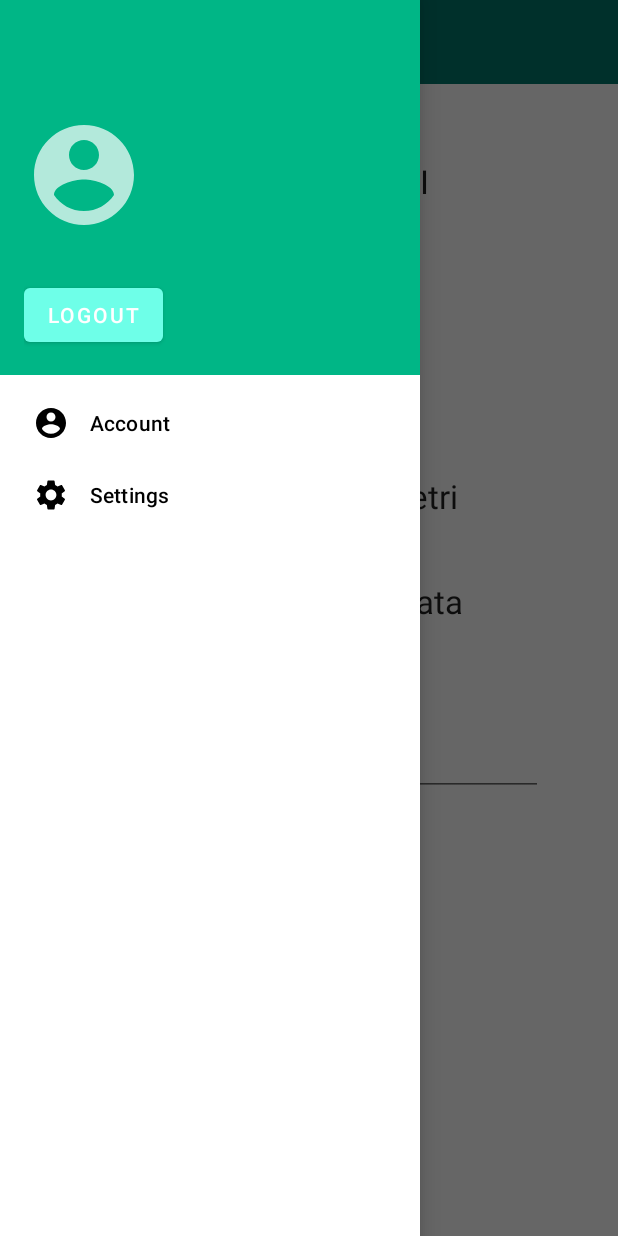
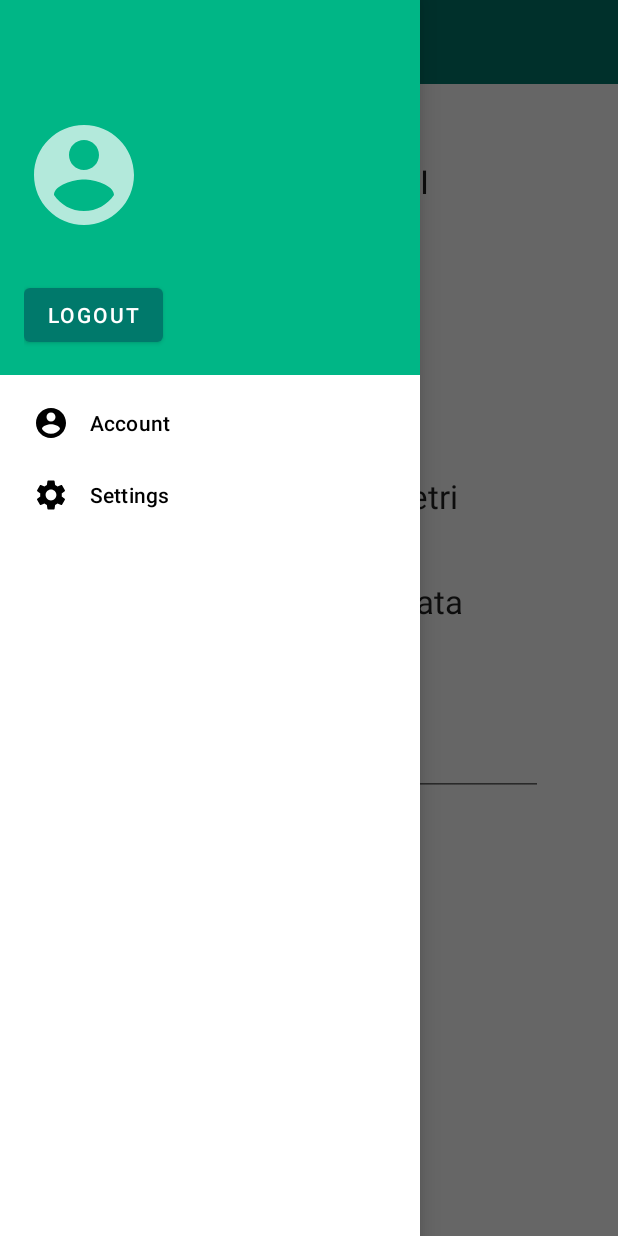
Before and after one commit to xandreax/RefuelApp, an Android app: the AddRefuelFragment screen opened through its navigation route, with the side drawer open, on a phone screen of 412 x 824 dp. Run offline under Robolectric (Android 15) with nearby library versions, the light colour scheme and no system bars; our stand-ins replace Firebase (no records; nobody signed in at launch, a user with empty details on screens opened directly), Room's generated code, Volley, navigation-ui, paging; libraries missing offline, so code that uses them is left out: com.github.mikephil.charting, com.opencsv.bean, com.opencsv.exceptions; 6 statements that could not run were skipped.

Commit message:
Final Release

```diff
--- a/app/src/main/res/layout/add_refuels_item_fragment.xml
+++ b/app/src/main/res/layout/add_refuels_item_fragment.xml
@@ -1,35 +1,38 @@
 <?xml version="1.0" encoding="utf-8"?>
-<RelativeLayout xmlns:android="http://schemas.android.com/apk/res/android"
-    xmlns:app="http://schemas.android.com/apk/res-auto"
+<ScrollView xmlns:android="http://schemas.android.com/apk/res/android"
+    android:layout_width="fill_parent"
+    android:layout_height="fill_parent">
+
+    <RelativeLayout xmlns:app="http://schemas.android.com/apk/res-auto"
         xmlns:tools="http://schemas.android.com/tools"
         android:layout_width="match_parent"
-    android:layout_height="match_parent"
-    tools:context="dia.units.refuelapp.AddRefuelFragment"
+        android:layout_height="wrap_content"
         android:layout_margin="20dp"
-    android:orientation="vertical">
+        android:orientation="vertical"
+        tools:context="dia.units.refuelapp.AddRefuelFragment">
 
         <LinearLayout
-        android:layout_marginTop="20dp"
             android:id="@+id/add_item_litri_container"
             android:layout_width="match_parent"
             android:layout_height="wrap_content"
+            android:layout_marginTop="20dp"
             android:gravity="center"
             android:orientation="horizontal">
 
             <com.google.android.material.textfield.TextInputEditText
+                android:id="@+id/et_add_liters"
                 android:layout_width="100dp"
                 android:layout_height="wrap_content"
-            android:id="@+id/et_add_liters"
                 android:gravity="center"
-            android:textAppearance="@style/TextAppearance.AppCompat.Large"
-            android:inputType="numberDecimal"/>
+                android:inputType="numberDecimal"
+                android:textAppearance="@style/TextAppearance.AppCompat.Large" />
 
             <TextView
                 android:layout_width="wrap_content"
                 android:layout_height="wrap_content"
                 android:layout_marginStart="10dp"
-            android:text="LITRI"
-            android:textAppearance="@style/TextAppearance.AppCompat.Large"/>
+                android:text="@string/LITRI"
+                android:textAppearance="@style/TextAppearance.AppCompat.Large" />
 
         </LinearLayout>
 
@@ -55,129 +58,129 @@
                 android:layout_height="wrap_content"
                 android:layout_marginStart="30dp"
                 android:text="€"
-            android:textAppearance="@style/TextAppearance.AppCompat.Large"/>
+                android:textAppearance="@style/TextAppearance.AppCompat.Large" />
 
         </LinearLayout>
 
         <LinearLayout
+            android:id="@+id/add_item_pricebyliter_container"
             android:layout_width="match_parent"
             android:layout_height="wrap_content"
-        android:id="@+id/add_item_pricebyliter_container"
+            android:layout_below="@id/add_item_money_container"
             android:layout_marginTop="20dp"
             android:gravity="center"
-        android:layout_below="@id/add_item_money_container"
             android:orientation="horizontal">
 
             <com.google.android.material.textfield.TextInputEditText
+                android:id="@+id/et_add_priceliter"
                 android:layout_width="100dp"
                 android:layout_height="wrap_content"
                 android:gravity="center"
-            android:id="@+id/et_add_priceliter"
-            android:textAppearance="@style/TextAppearance.AppCompat.Large"
-            android:inputType="numberDecimal"/>
+                android:inputType="numberDecimal"
+                android:textAppearance="@style/TextAppearance.AppCompat.Large" />
 
             <TextView
                 android:layout_width="wrap_content"
                 android:layout_height="wrap_content"
+                android:layout_marginStart="20dp"
                 android:text="€/l"
-            android:layout_marginStart="20dp"
-            android:textAppearance="@style/TextAppearance.AppCompat.Large"/>
+                android:textAppearance="@style/TextAppearance.AppCompat.Large" />
 
 
         </LinearLayout>
 
         <LinearLayout
+            android:id="@+id/add_item_kilometers_container"
             android:layout_width="match_parent"
             android:layout_height="wrap_content"
-        android:id="@+id/add_item_kilometers_container"
+            android:layout_below="@id/add_item_pricebyliter_container"
             android:layout_marginTop="20dp"
             android:gravity="center"
-        android:layout_below="@id/add_item_pricebyliter_container"
             android:orientation="horizontal">
 
             <com.google.android.material.textfield.TextInputEditText
+                android:id="@+id/et_add_km"
                 android:layout_width="100dp"
                 android:layout_height="wrap_content"
                 android:gravity="center"
-            android:id="@+id/et_add_km"
-            android:textAppearance="@style/TextAppearance.AppCompat.Large"
-            android:inputType="numberDecimal" />
+                android:inputType="numberDecimal"
+                android:textAppearance="@style/TextAppearance.AppCompat.Large" />
 
             <TextView
                 android:layout_width="wrap_content"
                 android:layout_height="wrap_content"
-            android:text="Kilometri"
                 android:layout_marginStart="10dp"
-            android:textAppearance="@style/TextAppearance.AppCompat.Large"/>
+                android:text="@string/kilometri"
+                android:textAppearance="@style/TextAppearance.AppCompat.Large" />
 
 
         </LinearLayout>
 
         <LinearLayout
+            android:id="@+id/add_item_date_container"
             android:layout_width="match_parent"
             android:layout_height="wrap_content"
-        android:id="@+id/add_item_date_container"
+            android:layout_below="@id/add_item_kilometers_container"
             android:layout_marginTop="20dp"
             android:gravity="center"
-        android:layout_below="@id/add_item_kilometers_container"
             android:orientation="horizontal">
 
             <com.google.android.material.textfield.TextInputEditText
+                android:id="@+id/et_add_date"
                 android:layout_width="150dp"
                 android:layout_height="wrap_content"
-            android:gravity="center"
-            android:id="@+id/et_add_date"
-            android:textAppearance="@style/TextAppearance.AppCompat.Large"
                 android:clickable="false"
                 android:cursorVisible="false"
                 android:focusable="false"
-            android:focusableInTouchMode="false"/>
+                android:focusableInTouchMode="false"
+                android:gravity="center"
+                android:textAppearance="@style/TextAppearance.AppCompat.Large" />
 
             <TextView
                 android:layout_width="wrap_content"
                 android:layout_height="wrap_content"
                 android:layout_marginStart="10dp"
-            android:text="Data"
-            android:textAppearance="@style/TextAppearance.AppCompat.Large"/>
+                android:text="@string/Date"
+                android:textAppearance="@style/TextAppearance.AppCompat.Large" />
 
         </LinearLayout>
 
         <LinearLayout
+            android:id="@+id/add_item_plant_container"
             android:layout_width="match_parent"
             android:layout_height="wrap_content"
-        android:id="@+id/add_item_plant_container"
+            android:layout_below="@id/add_item_date_container"
             android:layout_marginTop="20dp"
-        android:layout_below="@id/add_item_date_container"
             android:orientation="vertical">
 
             <TextView
                 android:layout_width="wrap_content"
                 android:layout_height="wrap_content"
-            android:text="Inserisci il distributore:"
-            android:textAppearance="@style/TextAppearance.AppCompat.Medium"/>
+                android:text="@string/Insert_plant"
+                android:textAppearance="@style/TextAppearance.AppCompat.Medium" />
 
             <com.google.android.material.textfield.MaterialAutoCompleteTextView
+                android:id="@+id/et_add_plant"
                 android:layout_width="match_parent"
                 android:layout_height="wrap_content"
+                android:layout_marginStart="15dp"
+                android:layout_marginTop="10dp"
+                android:layout_marginEnd="30dp"
                 android:gravity="center"
-            android:id="@+id/et_add_plant"
-            android:textAppearance="@style/TextAppearance.AppCompat.Large"
-            android:layout_marginTop="10dp"
-            android:layout_marginStart="15dp"
-            android:layout_marginEnd="30dp"/>
+                android:textAppearance="@style/TextAppearance.AppCompat.Large" />
 
         </LinearLayout>
 
         <com.google.android.material.button.MaterialButton
+            android:id="@+id/btn_save_refuel_item"
             android:layout_width="wrap_content"
             android:layout_height="wrap_content"
-        android:id="@+id/btn_save_refuel_item"
             android:layout_below="@id/add_item_plant_container"
+            android:layout_centerHorizontal="true"
             android:layout_marginTop="50dp"
             android:gravity="center"
             android:text="@string/btn_save_new_refuel_item"
-        app:backgroundTint="@color/teal400"
-        android:layout_centerHorizontal="true"/>
-
+            app:backgroundTint="@color/teal400" />
 
     </RelativeLayout>
+</ScrollView>
--- a/app/src/main/res/layout/nav_header.xml
+++ b/app/src/main/res/layout/nav_header.xml
@@ -33,7 +33,7 @@
         android:layout_below="@id/account_img_drawer"
         android:text="@string/btn_sign_in"
         android:visibility="visible"
-        app:backgroundTint="@color/teal_A300"
+        app:backgroundTint="@color/teal700"
         tools:visibility="visible" />
 
     <com.google.android.material.button.MaterialButton
@@ -44,7 +44,7 @@
         android:layout_below="@id/username_drawer"
         android:text="@string/btn_log_out"
         android:visibility="invisible"
-        app:backgroundTint="@color/teal_A300"
+        app:backgroundTint="@color/teal700"
         tools:visibility="visible" />
 
 </RelativeLayout>
--- a/app/src/main/res/values/strings.xml
+++ b/app/src/main/res/values/strings.xml
@@ -63,4 +63,8 @@
     <string name="zero_ratings">(0)</string>
     <string name="si">Sì</string>
     <string name="no">No</string>
+    <string name="LITRI">LITRI</string>
+    <string name="kilometri">Kilometri</string>
+    <string name="Date">Data</string>
+    <string name="Insert_plant">Inserisci il distributore:</string>
 </resources>
--- a/build.gradle
+++ b/build.gradle
@@ -4,8 +4,8 @@ buildscript {
     }
 }// Top-level build file where you can add configuration options common to all sub-projects/modules.
 plugins {
-    id 'com.android.application' version '7.1.1' apply false
-    id 'com.android.library' version '7.1.1' apply false
+    id 'com.android.application' version '7.1.2' apply false
+    id 'com.android.library' version '7.1.2' apply false
 }
 
 task clean(type: Delete) {
```
Also changed, not shown: app/build.gradle (+18 -9 lines), app/src/main/res/layout/fragment_detail_gasoline_plant.xml (+18 -13 lines), app/src/main/res/layout/fragment_report.xml (+17 -14 lines). Lines whose indentation alone changed are shown as unchanged.
